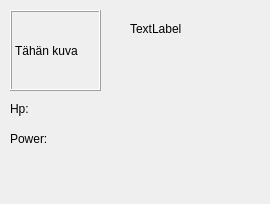
Qt form areenapeli/plebruutu.ui (Aivoapina/ohjsuun_tomato3) before a commit.
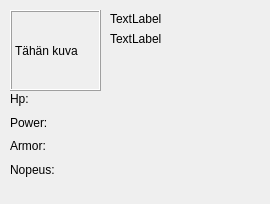
The same form after that commit.

Patch:
```diff
--- a/areenapeli/plebruutu.ui
+++ b/areenapeli/plebruutu.ui
@@ -32,37 +32,11 @@
     <string>Tähän kuva</string>
    </property>
   </widget>
-  <widget class="QLabel" name="hpLabel">
-   <property name="geometry">
-    <rect>
-     <x>10</x>
-     <y>100</y>
-     <width>91</width>
-     <height>17</height>
-    </rect>
-   </property>
-   <property name="text">
-    <string>Hp:</string>
-   </property>
-  </widget>
-  <widget class="QLabel" name="powerLabel">
-   <property name="geometry">
-    <rect>
-     <x>10</x>
-     <y>130</y>
-     <width>81</width>
-     <height>17</height>
-    </rect>
-   </property>
-   <property name="text">
-    <string>Power:</string>
-   </property>
-  </widget>
   <widget class="QLabel" name="nimiLabel">
    <property name="geometry">
     <rect>
-     <x>130</x>
-     <y>20</y>
+     <x>110</x>
+     <y>30</y>
      <width>161</width>
      <height>17</height>
     </rect>
@@ -71,6 +45,59 @@
     <string>TextLabel</string>
    </property>
   </widget>
+  <widget class="QLabel" name="rotuLabel">
+   <property name="geometry">
+    <rect>
+     <x>110</x>
+     <y>10</y>
+     <width>151</width>
+     <height>17</height>
+    </rect>
+   </property>
+   <property name="text">
+    <string>TextLabel</string>
+   </property>
+  </widget>
+  <widget class="QWidget" name="">
+   <property name="geometry">
+    <rect>
+     <x>10</x>
+     <y>90</y>
+     <width>261</width>
+     <height>88</height>
+    </rect>
+   </property>
+   <layout class="QVBoxLayout" name="verticalLayout">
+    <item>
+     <widget class="QLabel" name="hpLabel">
+      <property name="text">
+       <string>Hp:</string>
+      </property>
+     </widget>
+    </item>
+    <item>
+     <widget class="QLabel" name="powerLabel">
+      <property name="text">
+       <string>Power:</string>
+      </property>
+     </widget>
+    </item>
+    <item>
+     <widget class="QLabel" name="armorLabel">
+      <property name="text">
+       <string>Armor:</string>
+      </property>
+     </widget>
+    </item>
+    <item>
+     <widget class="QLabel" name="nopeusLabel">
+      <property name="text">
+       <string>Nopeus:</string>
+      </property>
+     </widget>
+    </item>
+   </layout>
+  </widget>
  </widget>
  <resources/>
  <connections/>
```
